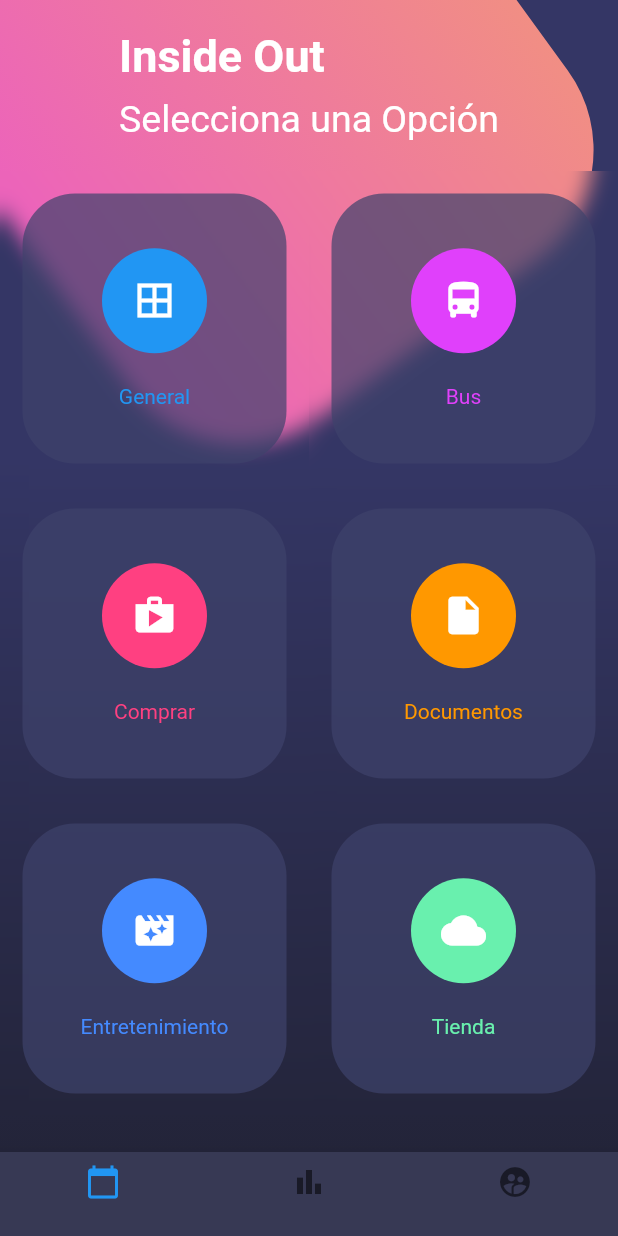
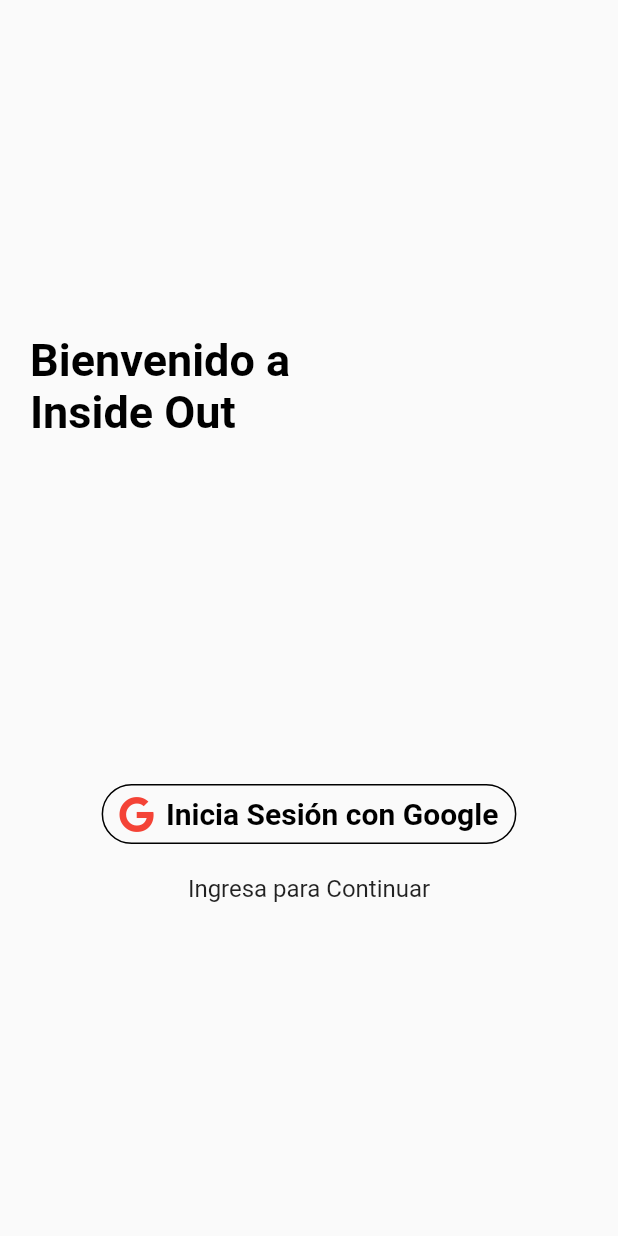
Before and after one commit to Scormeet/InsideOut, a Flutter app: the screen it shows after launch, scrolled down 576 dp, after a tap on "Bienvenido", on a phone screen of 412 x 824 dp. Run offline on Flutter 3.47's test engine with Material 2 defaults, Android fonts, the phone set to English and light mode, and no system bars; our stand-ins replace firebase_auth, firebase_core, flutter_svg, font_awesome_flutter, google_sign_in; accounts and stored records are empty; project files that could hold a hidden picture were left out.

Commit message:
Google Sign In, Login & Logout

```diff
--- a/lib/main.dart
+++ b/lib/main.dart
@@ -3,11 +3,17 @@ import 'package:flutter/material.dart';
 import 'package:flutter/services.dart';
 import 'package:inside_out/src/pages/Info1_page.dart';
 import 'package:inside_out/src/pages/Info2_page.dart';
+import 'package:inside_out/src/pages/login_page.dart';
 import 'package:inside_out/src/pages/scroll_page.dart';
 import 'package:inside_out/src/pages/basico_page.dart';
 import 'package:inside_out/src/pages/mainmenu_page.dart';
+import 'package:firebase_core/firebase_core.dart';
 
-void main() => runApp(MyApp());
+Future main() async {
+  WidgetsFlutterBinding.ensureInitialized();
+  await Firebase.initializeApp();
+  runApp(MyApp());
+}
 
 class MyApp extends StatelessWidget {
   @override
@@ -26,6 +32,7 @@ class MyApp extends StatelessWidget {
         'menu'    : (BuildContext context) => MainMenuPage(),
         'info1'   : (BuildContext context) => Info1Page(),
         'info2'   : (BuildContext context) => Info2Page(),
+        'login'   : (BuildContext context) => LoginPage(),
       }
     );
   }
--- /dev/null
+++ b/lib/src/pages/login_page.dart
@@ -0,0 +1,37 @@
+import 'package:flutter/material.dart';
+import 'package:inside_out/src/providers/google_sign_in.dart';
+import 'package:inside_out/src/widgets/sign_up_widget.dart';
+import 'package:provider/provider.dart';
+import 'package:firebase_auth/firebase_auth.dart';
+import 'package:inside_out/src/pages/mainmenu_page.dart';
+class LoginPage extends StatelessWidget {
+  @override
+  Widget build(BuildContext context) {
+    return Scaffold(
+      body: ChangeNotifierProvider(
+        create: (context) => GoogleSignInProvider(),
+        child: StreamBuilder(
+          stream: FirebaseAuth.instance.authStateChanges(),
+          builder: (context, snapshot){
+            final provider = Provider.of<GoogleSignInProvider>(context);
+            if(provider.estaIngresado){
+              return buildLoading();
+            }
+            else if(snapshot.hasData){
+              return MainMenuPage();
+            }
+            else{
+              return SignUpWidget();
+            }
+          },
+        ),
+      ),
+    );
+  }
+
+  Widget buildLoading() {
+    return Center(
+      child: CircularProgressIndicator(),
+    );
+  }
+}
--- a/lib/src/pages/scroll_page.dart
+++ b/lib/src/pages/scroll_page.dart
@@ -1,5 +1,5 @@
 import 'package:flutter/material.dart';
-import 'package:inside_out/src/pages/mainmenu_page.dart';
+import 'package:inside_out/src/pages/login_page.dart';
 
 DateTime now = new DateTime.now();
 class ScrollPage extends StatelessWidget {
@@ -78,7 +78,7 @@ class ScrollPage extends StatelessWidget {
           onPressed: (){
             final route = MaterialPageRoute(
               builder: (context){
-                return MainMenuPage();
+                return LoginPage();
               }
             );
             Navigator.push(context, route);
--- /dev/null
+++ b/lib/src/providers/google_sign_in.dart
@@ -0,0 +1,47 @@
+import 'package:firebase_auth/firebase_auth.dart';
+import 'package:flutter/material.dart';
+import 'package:google_sign_in/google_sign_in.dart';
+
+class GoogleSignInProvider extends ChangeNotifier{
+
+  final googleSignIn = GoogleSignIn();
+  bool _estaIngresado;
+
+  GoogleSignInProvider(){
+    _estaIngresado = false;
+  }
+
+  bool get estaIngresado => _estaIngresado;
+
+  set estaIngresado(bool estaIngresado){
+    _estaIngresado = estaIngresado;
+    notifyListeners();
+  }
+
+  Future login() async{
+    estaIngresado = true;
+    final user = await googleSignIn.signIn();
+    if(user == null){
+      estaIngresado = false;
+      return;
+    }
+    else{
+      final googleAuth = await user.authentication;
+
+      final credential = GoogleAuthProvider.credential(
+        accessToken: googleAuth.accessToken,
+        idToken: googleAuth.idToken
+      );
+
+      await FirebaseAuth.instance.signInWithCredential(credential);
+
+      estaIngresado = false;
+
+    }
+  }
+
+  void logout()  async{
+    await googleSignIn.disconnect();
+    FirebaseAuth.instance.signOut();
+  }
+}
--- /dev/null
+++ b/lib/src/widgets/google_signup_button_widget.dart
@@ -0,0 +1,30 @@
+import 'package:flutter/material.dart';
+import 'package:font_awesome_flutter/font_awesome_flutter.dart';
+import 'package:inside_out/src/providers/google_sign_in.dart';
+import 'package:provider/provider.dart';
+
+class GoogleSignUpButtonWidget extends StatelessWidget{
+  @override
+  Widget build(BuildContext context) {
+    return Container(
+      padding: EdgeInsets.all(4),
+        child: OutlineButton.icon(
+          label: Text(
+            'Inicia Sesión con Google',
+            style: TextStyle(fontWeight: FontWeight.bold, fontSize: 20),
+          ),
+          shape: StadiumBorder(),
+          padding: EdgeInsets.symmetric(horizontal: 12, vertical: 8),
+          highlightedBorderColor: Colors.black,
+          borderSide: BorderSide(color: Colors.black),
+          textColor: Colors.black,
+          icon: FaIcon(FontAwesomeIcons.google, color: Colors.red),
+          onPressed: () {
+            final provider =
+                Provider.of<GoogleSignInProvider>(context, listen: false);
+            provider.login();
+          }
+        ),
+    );
+  }
+}
--- /dev/null
+++ b/lib/src/widgets/sign_up_widget.dart
@@ -0,0 +1,35 @@
+import 'package:flutter/material.dart';
+import 'google_signup_button_widget.dart';
+class SignUpWidget extends StatelessWidget{
+  @override
+  Widget build(BuildContext context) => buildSignUp();
+
+  Widget buildSignUp() => Column(
+        children: [
+          Spacer(),
+          Align(
+            alignment: Alignment.centerLeft,
+            child: Container(
+              margin: EdgeInsets.symmetric(horizontal: 20),
+              width: 175,
+              child: Text(
+                'Bienvenido a Inside Out',
+                style: TextStyle(
+                  color: Colors.black,
+                  fontSize: 30,
+                  fontWeight: FontWeight.bold,
+                ),
+              ),
+            ),
+          ),
+          Spacer(),
+          GoogleSignUpButtonWidget(),
+          SizedBox(height: 12),
+          Text(
+            'Ingresa para Continuar',
+            style: TextStyle(fontSize: 16),
+          ),
+          Spacer(),
+        ],
+      );
+}
```
Also changed, not shown: lib/src/pages/mainmenu_page.dart (+16 -4 lines), pubspec.yaml (+10 -0 lines), pubspec.lock.
